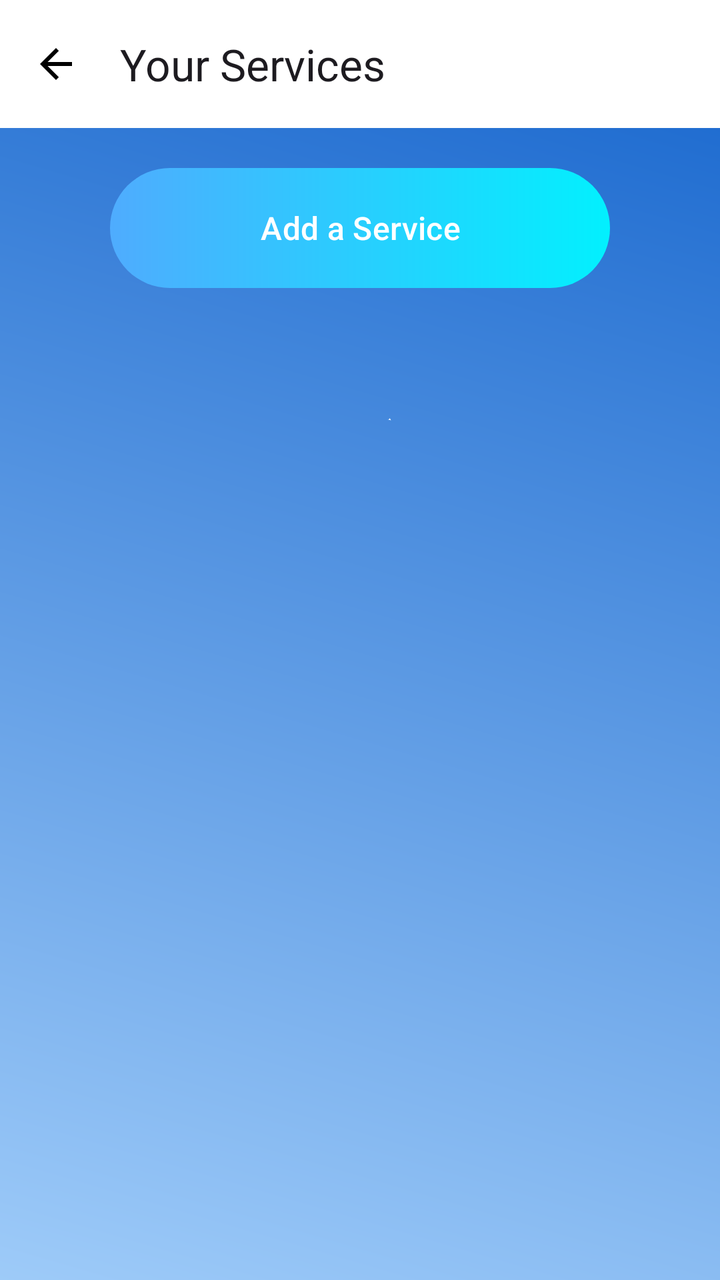
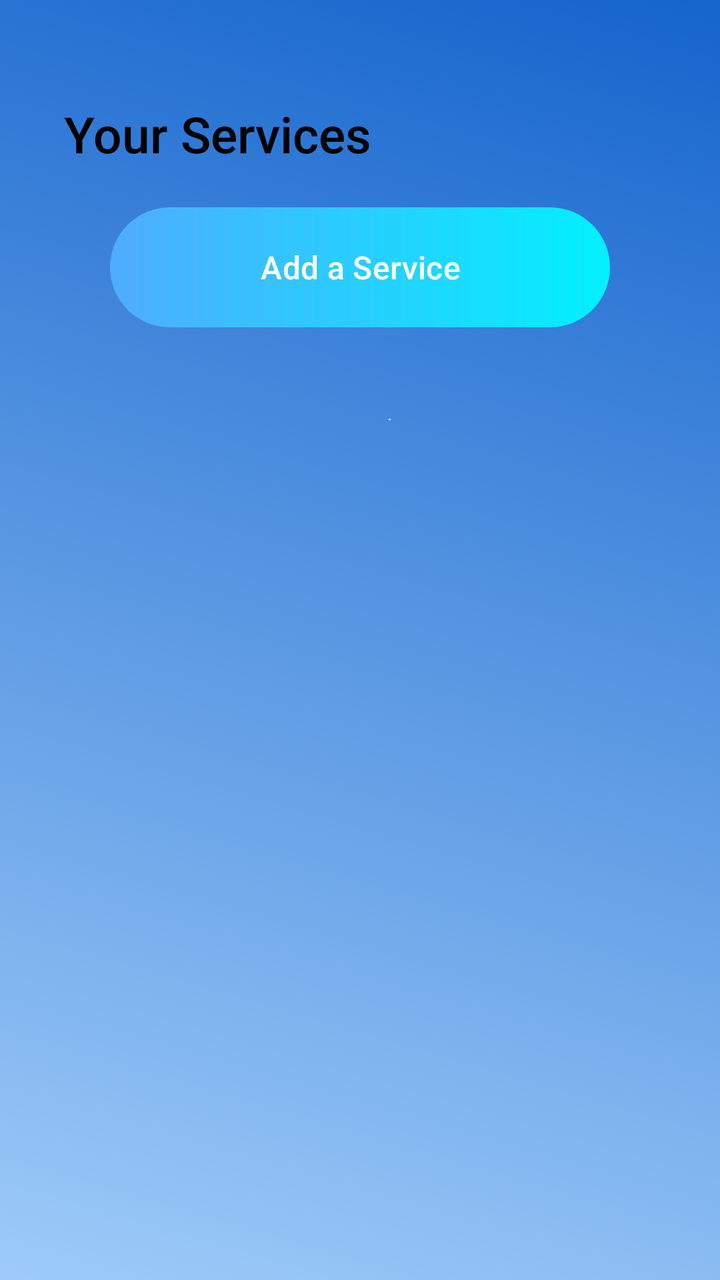

Screens rendered from an Android XML layout before and after an edit, with the pre-edit source and the edit as a unified diff.
<!-- AndroidManifest.xml: application theme Theme.PoolApp -->
<!-- res/layout/fragment_new_service.xml -->
<?xml version="1.0" encoding="utf-8"?>
<androidx.constraintlayout.widget.ConstraintLayout
    xmlns:android="http://schemas.android.com/apk/res/android"
    xmlns:app="http://schemas.android.com/apk/res-auto"
    xmlns:tools="http://schemas.android.com/tools"
    android:layout_width="match_parent"
    android:layout_height="match_parent"
    android:background="@drawable/pbg"
    tools:context=".YourProductsActivity">

    <com.google.android.material.appbar.AppBarLayout
        android:id="@+id/appBarLayout"
        android:layout_width="match_parent"
        android:layout_height="wrap_content"
        app:layout_constraintTop_toTopOf="parent">

        <com.google.android.material.appbar.MaterialToolbar
            android:id="@+id/toolbar"
            android:layout_width="match_parent"
            android:layout_height="match_parent"
            android:background="@color/white_transparent_50"
            android:backgroundTint="@color/white_transparent_50"
            android:foregroundTint="@color/white_transparent_50"
            app:navigationIcon="@drawable/ic_arrow_back_white_24dp"
            app:navigationIconTint="@color/black"
            app:title="Your Services" />
    </com.google.android.material.appbar.AppBarLayout>

    <com.google.android.material.button.MaterialButton
        android:id="@+id/create_product_button"
        android:layout_width="250dp"
        android:layout_height="60dp"
        android:layout_gravity="center_horizontal"
        android:layout_marginTop="20dp"
        android:layout_marginBottom="16dp"
        android:background="@drawable/custom_button"
        android:paddingVertical="12dp"
        android:text="Add a Service"
        android:textColor="@color/white"
        android:textSize="16dp"
        app:backgroundTint="@null"
        app:rippleColor="@color/white_transparent_50"
        app:layout_constraintEnd_toEndOf="parent"
        app:layout_constraintStart_toStartOf="parent"
        app:layout_constraintTop_toBottomOf="@id/appBarLayout"/>

    <androidx.recyclerview.widget.RecyclerView
        android:id="@+id/products_recycler_view"
        android:layout_width="0dp"
        android:layout_height="0dp"
        android:layout_marginTop="16dp"
        android:clipToPadding="false"
        android:paddingStart="50dp"
        android:paddingEnd="8dp"
        app:layoutManager="androidx.recyclerview.widget.GridLayoutManager"
        app:layout_constraintBottom_toBottomOf="parent"
        app:layout_constraintEnd_toEndOf="parent"
        app:layout_constraintHorizontal_bias="0.0"
        app:layout_constraintStart_toStartOf="parent"
        app:layout_constraintTop_toBottomOf="@id/create_product_button"
        app:layout_constraintVertical_bias="0.0"
        app:spanCount="2"
        tools:itemCount="6"
        tools:listitem="@layout/item_generic_list_card" />


</androidx.constraintlayout.widget.ConstraintLayout>
<!-- res/layout/item_generic_list_card.xml (included above) -->
<?xml version="1.0" encoding="utf-8"?>
<androidx.cardview.widget.CardView
    xmlns:android="http://schemas.android.com/apk/res/android"
    xmlns:app="http://schemas.android.com/apk/res-auto"
    android:layout_width="120dp"
    android:layout_height="140dp"
    android:layout_marginEnd="12dp"
    android:clickable="true"
    android:focusable="true"
    android:foreground="?attr/selectableItemBackground"
    app:cardCornerRadius="8dp"
    app:cardElevation="2dp">

    <LinearLayout
        android:layout_width="match_parent"
        android:layout_height="match_parent"
        android:orientation="vertical"
        android:gravity="center_horizontal"
        android:padding="8dp">

        <ImageView
            android:id="@+id/iv_item_image"
            android:layout_width="60dp"
            android:layout_height="60dp"
            android:src="@drawable/password"

            android:scaleType="centerCrop"
            android:contentDescription="Item Image"/>

        <TextView
            android:id="@+id/tv_item_title"
            android:layout_width="wrap_content"
            android:layout_height="wrap_content"
            android:layout_marginTop="4dp"
            android:text="Generic Title"
            android:textSize="14sp"
            android:maxLines="1"
            android:ellipsize="end"
            android:textColor="@color/black"
            android:textStyle="bold"/>

        <TextView
            android:id="@+id/tv_item_subtext"
            android:layout_width="wrap_content"
            android:layout_height="wrap_content"
            android:text="R 0.00 / details"
            android:textSize="12sp"
            android:textColor="@color/colorPrimary"/>

    </LinearLayout>
</androidx.cardview.widget.CardView>
<!-- resources referenced by this layout -->
<resources>
  <color name="black">#FF000000</color>
  <color name="colorPrimary">#096ca7</color>
  <color name="white">#FFFFFFFF</color>
  <color name="white_transparent_50">#80FFFFFF</color>
  <!-- drawable custom_button (drawable) -->
  <?xml version="1.0" encoding="utf-8"?>
  <shape xmlns:android="http://schemas.android.com/apk/res/android" android:shape="rectangle">
  
      <gradient
          android:startColor="#4facfe"
          android:endColor="#02f0fe"
          android:type="linear"/>
  
      <corners
          android:radius="50dp"/>
  
  </shape>
  <!-- drawable ic_arrow_back_white_24dp (drawable) -->
  <vector xmlns:android="http://schemas.android.com/apk/res/android"
      android:width="24dp"
      android:height="24dp"
      android:viewportWidth="24"
      android:viewportHeight="24"
      android:tint="#FFFFFF"> <path
      android:fillColor="@android:color/white"
      android:pathData="M20,11L7.83,11l5.59,-5.59L12,4L4,12l8,8 1.41,-1.41L7.83,13L20,13z"/>
  </vector>
  <!-- drawable password: png bitmap (drawable, 20916 bytes) -->
  <!-- drawable pbg: png bitmap (drawable, 122204 bytes) -->
  <style name="Theme.PoolApp" parent="Theme.Material3.DayNight.NoActionBar">
          <item name="colorPrimary">@color/colorPrimary</item>
          <item name="colorPrimaryVariant">@color/colorPrimaryVariant</item>
          <item name="colorOnPrimary">@color/colorOnPrimary</item>
          <item name="colorSecondary">@color/colorSecondary</item>
          <item name="colorOnSecondary">@color/colorOnSecondary</item>
          <item name="colorSurface">@color/colorSurface</item>
          <item name="colorOnSurface">@color/colorOnSurface</item>
          <item name="android:statusBarColor" tools:targetApi="l">?attr/colorPrimaryVariant</item>
      </style>
  <color name="colorPrimaryVariant">#034b75</color>
  <color name="colorOnPrimary">#FFFFFF</color>
  <color name="colorSecondary">#0A57FF</color>
  <color name="colorOnSecondary">#FFFFFF</color>
  <color name="colorSurface">#FFFFFF</color>
  <color name="colorOnSurface">#1C1B1F</color>
</resources>

<!-- the commit's change to res/layout/fragment_new_service.xml (unified diff, before → after) -->
@@ -8,23 +8,20 @@
     android:background="@drawable/pbg"
     tools:context=".YourProductsActivity">
 
-    <com.google.android.material.appbar.AppBarLayout
-        android:id="@+id/appBarLayout"
-        android:layout_width="match_parent"
+    <TextView
+        android:id="@+id/Header"
+        android:layout_width="wrap_content"
         android:layout_height="wrap_content"
-        app:layout_constraintTop_toTopOf="parent">
-
-        <com.google.android.material.appbar.MaterialToolbar
-            android:id="@+id/toolbar"
-            android:layout_width="match_parent"
-            android:layout_height="match_parent"
-            android:background="@color/white_transparent_50"
-            android:backgroundTint="@color/white_transparent_50"
-            android:foregroundTint="@color/white_transparent_50"
-            app:navigationIcon="@drawable/ic_arrow_back_white_24dp"
-            app:navigationIconTint="@color/black"
-            app:title="Your Services" />
-    </com.google.android.material.appbar.AppBarLayout>
+        android:layout_marginStart="32dp"
+        android:layout_marginTop="50dp"
+        android:fontFamily="sans-serif-medium"
+        android:text="Your Services"
+        android:textColor="@android:color/black"
+        android:textSize="25sp"
+        app:navigationIcon="@drawable/ic_arrow_back_white_24dp"
+        app:navigationIconTint="@color/black"
+        app:layout_constraintStart_toStartOf="parent"
+        app:layout_constraintTop_toTopOf="parent" />
 
     <com.google.android.material.button.MaterialButton
         android:id="@+id/create_product_button"
@@ -42,7 +39,7 @@
         app:rippleColor="@color/white_transparent_50"
         app:layout_constraintEnd_toEndOf="parent"
         app:layout_constraintStart_toStartOf="parent"
-        app:layout_constraintTop_toBottomOf="@id/appBarLayout"/>
+        app:layout_constraintTop_toBottomOf="@+id/Header"/>
 
     <androidx.recyclerview.widget.RecyclerView
         android:id="@+id/products_recycler_view"
